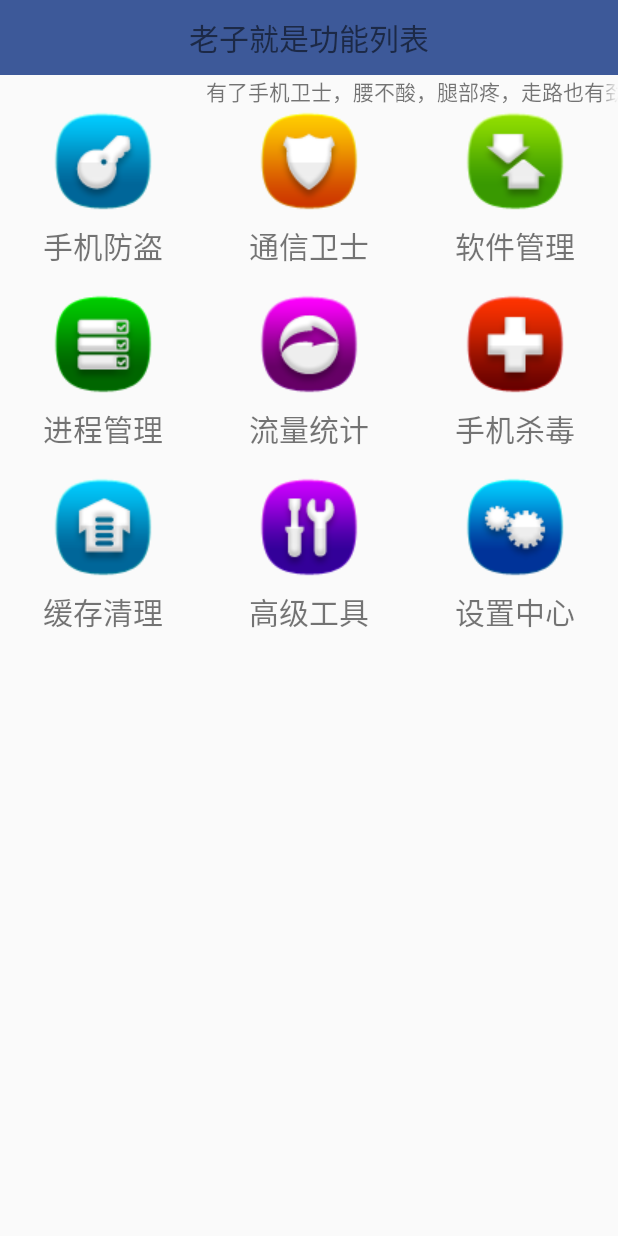
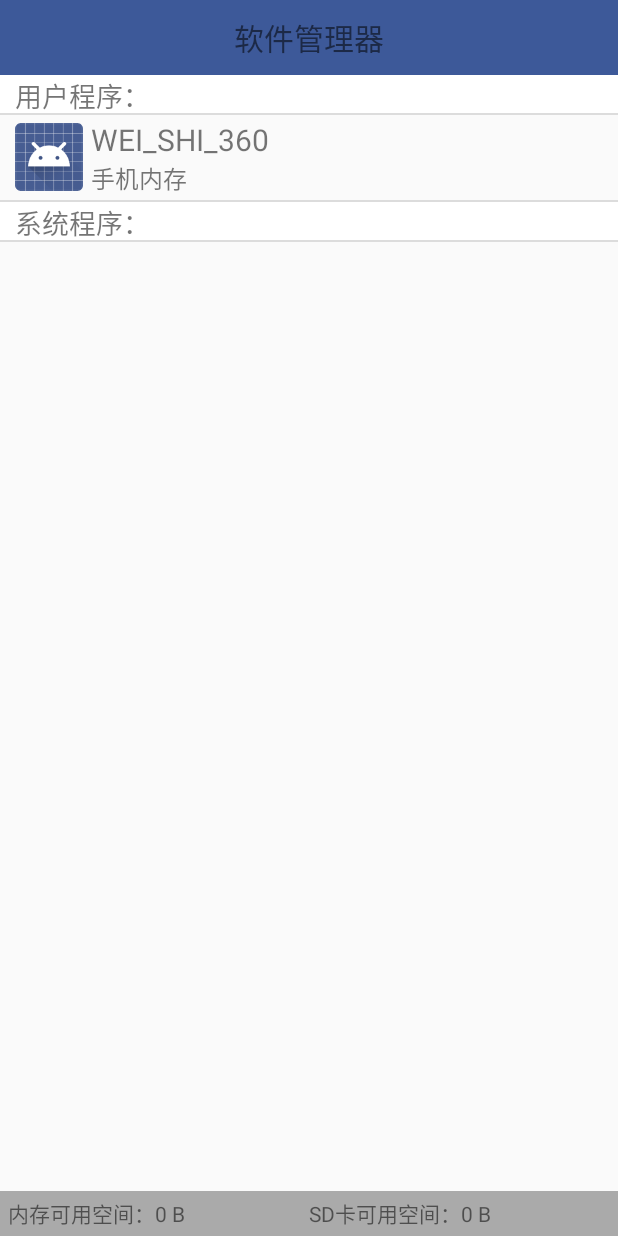
Before and after one commit to zcjxz/WEI_SHI_360, an Android app: the screen it shows after launch (HomeActivity before the commit, AppManagerActivity after it), after a tap on "软件管理", on a phone screen of 412 x 824 dp. Run offline under Robolectric (Android 15) with nearby library versions, the phone set to English and light mode, and no system bars; 2 other taps on this screen came first.

Commit message:
软件管理——弹出悬浮窗口

```diff
--- a/app/src/main/AndroidManifest.xml
+++ b/app/src/main/AndroidManifest.xml
@@ -18,6 +18,8 @@
     <uses-permission android:name="android.permission.VIBRATE" />
     <uses-permission android:name="android.permission.PROCESS_OUTGOING_CALLS" />
     <uses-permission android:name="android.permission.SYSTEM_ALERT_WINDOW" />
+    <uses-permission android:name="android.permission.READ_SMS" />
+    <uses-permission android:name="android.permission.WRITE_SMS" />
 
     <application
         android:allowBackup="true"
@@ -93,7 +95,9 @@
         <service
             android:name=".service.CallSafeService"
             android:enabled="true"
-            android:exported="true"></service>
+            android:exported="true" />
+
+        <activity android:name=".activity.AppManagerActivity"></activity>
     </application>
 
 </manifest>
--- /dev/null
+++ b/app/src/main/java/com/zcj/wei_shi_360/activity/AppManagerActivity.java
@@ -0,0 +1,262 @@
+package com.zcj.wei_shi_360.activity;
+
+import android.os.Environment;
+import android.os.Handler;
+import android.os.Message;
+import android.os.StatFs;
+import android.support.v7.app.AppCompatActivity;
+import android.os.Bundle;
+
+import android.text.format.Formatter;
+import android.util.Log;
+import android.view.Gravity;
+import android.view.MotionEvent;
+import android.view.View;
+import android.view.ViewGroup;
+import android.widget.AbsListView;
+import android.widget.AdapterView;
+import android.widget.BaseAdapter;
+import android.widget.FrameLayout;
+import android.widget.ImageView;
+import android.widget.LinearLayout;
+
+import android.widget.ListView;
+import android.widget.PopupWindow;
+import android.widget.RelativeLayout;
+import android.widget.TextView;
+
+import com.zcj.wei_shi_360.R;
+import com.zcj.wei_shi_360.bean.AppInfo;
+import com.zcj.wei_shi_360.engine.AppInfoProvider;
+
+
+
+import java.util.ArrayList;
+import java.util.List;
+
+
+public class AppManagerActivity extends AppCompatActivity {
+
+    private static final int LOADED_APPINFOS=0;
+    private TextView tv_avail_rom;
+    private TextView tv_avail_sd;
+    private ListView listView;
+    private LinearLayout loading;
+    private List<AppInfo> appInfos;
+    private List<AppInfo> userAppInfos;
+    private List<AppInfo> systemAppInfos;
+    Handler handler=new Handler(){
+        @Override
+        public void handleMessage(Message msg) {
+            super.handleMessage(msg);
+            switch (msg.what){
+                case LOADED_APPINFOS:
+                    setListViewData();
+                    loading.setVisibility(View.INVISIBLE);
+                    break;
+
+            }
+        }
+    };
+    private TextView tv_status;
+    private PopupWindow popupWindow;
+
+
+
+    @Override
+    protected void onCreate(Bundle savedInstanceState) {
+        super.onCreate(savedInstanceState);
+        setContentView(R.layout.activity_app_manager);
+        tv_avail_rom = (TextView) findViewById(R.id.tv_avail_rom);
+        tv_avail_sd = (TextView) findViewById(R.id.tv_avail_sd);
+        listView = (ListView) findViewById(R.id.lv_app_manager);
+        loading = (LinearLayout) findViewById(R.id.ll_loading);
+        tv_status = (TextView) findViewById(R.id.tv_status);
+
+        long romSize=getAvailSpace(Environment.getDataDirectory().getAbsolutePath());
+        long sdSize=getAvailSpace(Environment.getExternalStorageDirectory().getAbsolutePath());
+        tv_avail_rom.setText("内存可用空间："+ Formatter.formatFileSize(this,romSize));
+        tv_avail_sd.setText("SD卡可用空间："+ Formatter.formatFileSize(this,sdSize));
+
+        loading.setVisibility(View.VISIBLE);
+        appInfos = new ArrayList<AppInfo>();
+        new Thread(){
+            @Override
+            public void run() {
+                appInfos = AppInfoProvider.getAppInfos(AppManagerActivity.this);
+                userAppInfos=new ArrayList<AppInfo>();
+                systemAppInfos=new ArrayList<AppInfo>();
+                for (AppInfo info:appInfos){
+                    if (info.isUserApp()){
+                        userAppInfos.add(info);
+                    }else{
+                        systemAppInfos.add(info);
+                    }
+                }
+                Message msg = handler.obtainMessage();
+                msg.what=LOADED_APPINFOS;
+                handler.sendMessage(msg);
+            }
+        }.start();
+
+    }
+
+    /**
+     * 获取某个路径的可用空间
+     * @param path 要获取的路径
+     * @return 返回可用的空间的大小
+     */
+    private long getAvailSpace(String path){
+        StatFs statFs=new StatFs(path);
+        statFs.getBlockCount();//获取分区的个数
+        long size = statFs.getBlockSize();//获取分区的大小
+        long availableCount = statFs.getAvailableBlocks();//获取可用的分区的个数
+        return size*availableCount;
+    }
+
+    private class AppInfoManagerAdapter extends BaseAdapter {
+
+        @Override
+        public int getCount() {
+            return userAppInfos.size()+1+systemAppInfos.size()+1;
+        }
+
+        @Override
+        public Object getItem(int position) {
+            return position;
+        }
+
+        @Override
+        public long getItemId(int position) {
+            return position;
+        }
+
+        @Override
+        public int getItemViewType(int position) {
+            int result;
+            if (position==0||position==userAppInfos.size()+1){
+                result=1;
+            }else{
+                result=0;
+            }
+            return result;
+        }
+
+        @Override
+        public int getViewTypeCount() {
+            return 2;
+        }
+
+        @Override
+        public View getView(int position, View convertView, ViewGroup parent) {
+            AppInfo appInfo;
+            ViewHolder viewHolder;
+            int isTag = getItemViewType(position);
+            if (convertView==null) {
+                if (isTag == 1) {
+                    convertView = View.inflate(AppManagerActivity.this, R.layout.lv_app_info_dao_hang, null);
+                    viewHolder=new ViewHolder();
+                    viewHolder.tv_Tag = (TextView) convertView.findViewById(R.id.lv_app_info_dao_hang);
+                    convertView.setTag(viewHolder);
+                }else{
+                    convertView=View.inflate(AppManagerActivity.this,R.layout.list_item_appinfo,null);
+                    viewHolder=new ViewHolder();
+                    viewHolder.tv_name= (TextView) convertView.findViewById(R.id.tv_appName);
+                    viewHolder.tv_location= (TextView) convertView.findViewById(R.id.tv_appLocation);
+                    viewHolder.iv_icon= (ImageView) convertView.findViewById(R.id.iv_appIcon);
+                    convertView.setTag(viewHolder);
+                }
+            }else{
+                viewHolder= (ViewHolder) convertView.getTag();
+            }
+
+
+            if (isTag==1){
+                if (position==0){
+                    viewHolder.tv_Tag.setText("用户程序：");
+                }else{
+                    viewHolder.tv_Tag.setText("系统程序：");
+                }
+            }else{
+                if (position<=userAppInfos.size()){
+                    int newPosition=position-1;
+                    appInfo=userAppInfos.get(newPosition);
+                }else{
+                    int newPosition=position-1-userAppInfos.size()-1;
+                    appInfo=systemAppInfos.get(newPosition);
+                }
+
+                viewHolder.iv_icon.setImageDrawable(appInfo.getIcon());
+                viewHolder.tv_name.setText(appInfo.getName());
+                if(appInfo.isInRom()){
+                    viewHolder.tv_location.setText("手机内存");
+                }else{
+                    viewHolder.tv_location.setText("外部存储");
+                }
+            }
+
+            return convertView;
+        }
+    }
+    private class ViewHolder{
+        TextView tv_Tag;
+        ImageView iv_icon;
+        TextView tv_name;
+        TextView tv_location;
+    }
+    private void setListViewData(){
+        listView.setAdapter(new AppInfoManagerAdapter());
+        listView.setOnScrollListener(new AbsListView.OnScrollListener() {
+            @Override
+            public void onScrollStateChanged(AbsListView view, int scrollState) {
+
+            }
+
+            @Override
+            public void onScroll(AbsListView view, int firstVisibleItem, int visibleItemCount, int totalItemCount) {
+                dismissPopupWindow();
+                if (firstVisibleItem<=userAppInfos.size()){
+                    tv_status.setText("用户程序：");
+                }else{
+                    tv_status.setText("系统程序：");
+                }
+            }
+        });
+        listView.setOnItemClickListener(new AdapterView.OnItemClickListener() {
+            AppInfo appInfo;
+            @Override
+            public void onItemClick(AdapterView<?> parent, View view, int position, long id) {
+                if (position==0||position==userAppInfos.size()+1){
+
+                }else if(position<=userAppInfos.size()){//用户程序
+                    int newPosition=position-1;
+                    appInfo=userAppInfos.get(newPosition);
+                }else{                                  //系统程序
+                    int newPosition=position-1-userAppInfos.size()-1;
+                    appInfo=systemAppInfos.get(newPosition);
+                }
+                dismissPopupWindow();
+                TextView textView=new TextView(AppManagerActivity.this);
+                textView.setText(appInfo.getName());
+                textView.setBackgroundResource(R.color.colorAccent);
+                int[] view_location=new int[2];
+                view.getLocationInWindow(view_location);
+                popupWindow = new PopupWindow(textView, ViewGroup.LayoutParams.WRAP_CONTENT,ViewGroup.LayoutParams.WRAP_CONTENT);
+                popupWindow.showAtLocation(parent, Gravity.LEFT|Gravity.TOP,view_location[0],view_location[1]);
+            }
+        });
+
+    }
+    private void dismissPopupWindow(){
+        if (popupWindow!=null&&popupWindow.isShowing()){
+            popupWindow.dismiss();
+            popupWindow=null;
+        }
+    }
+
+    @Override
+    protected void onDestroy() {
+        dismissPopupWindow();
+        super.onDestroy();
+    }
+}
--- a/app/src/main/java/com/zcj/wei_shi_360/activity/HomeActivity.java
+++ b/app/src/main/java/com/zcj/wei_shi_360/activity/HomeActivity.java
@@ -55,6 +55,7 @@ public class HomeActivity extends AppCompatActivity {
                         break;
                     case 2:
                         //软件管理
+                        startActivity(new Intent(HomeActivity.this,AppManagerActivity.class));
                         break;
                     case 3:
                         //进程管理
--- /dev/null
+++ b/app/src/main/java/com/zcj/wei_shi_360/bean/AppInfo.java
@@ -0,0 +1,54 @@
+package com.zcj.wei_shi_360.bean;
+
+import android.graphics.drawable.Drawable;
+
+/**
+ * Created by ZCJ on 2016/5/22.
+ */
+public class AppInfo {
+    private Drawable icon;
+    private String name;
+    private String packName;
+    private boolean inRom;
+    private boolean userApp;
+
+    public Drawable getIcon() {
+        return icon;
+    }
+
+    public void setIcon(Drawable icon) {
+        this.icon = icon;
+    }
+
+    public String getName() {
+        return name;
+    }
+
+    public void setName(String name) {
+        this.name = name;
+    }
+
+    public String getPackName() {
+        return packName;
+    }
+
+    public void setPackName(String packName) {
+        this.packName = packName;
+    }
+
+    public boolean isInRom() {
+        return inRom;
+    }
+
+    public void setInRom(boolean inRom) {
+        this.inRom = inRom;
+    }
+
+    public boolean isUserApp() {
+        return userApp;
+    }
+
+    public void setUserApp(boolean userApp) {
+        this.userApp = userApp;
+    }
+}
--- /dev/null
+++ b/app/src/main/java/com/zcj/wei_shi_360/engine/AppInfoProvider.java
@@ -0,0 +1,59 @@
+package com.zcj.wei_shi_360.engine;
+
+import android.content.Context;
+import android.content.pm.ApplicationInfo;
+import android.content.pm.PackageInfo;
+import android.content.pm.PackageManager;
+import android.graphics.drawable.Drawable;
+
+import com.zcj.wei_shi_360.bean.AppInfo;
+
+import java.util.ArrayList;
+import java.util.List;
+
+/**
+ * Created by ZCJ on 2016/5/22.
+ */
+public class AppInfoProvider {
+    /**
+     * 获取所有安装的应用程序信息
+     * @return 返回AppInfo的list
+     */
+    public static List<AppInfo> getAppInfos(Context context){
+        PackageManager packageManager=context.getPackageManager();
+        List<AppInfo> appInfos=new ArrayList<AppInfo>();
+        //获取所有装在手机上的应用程序的信息
+        List<PackageInfo> packageInfos = packageManager.getInstalledPackages(0);
+        for (PackageInfo packageInfo:packageInfos){
+            AppInfo appInfo=new AppInfo();
+            //packageInfo 相当于一个app的清单文件
+            String packageName = packageInfo.packageName;
+            //获取app的名称和图标
+            ApplicationInfo applicationInfo = packageInfo.applicationInfo;
+            String name = applicationInfo.loadLabel(packageManager).toString();
+            Drawable icon = applicationInfo.loadIcon(packageManager);
+            int flags = applicationInfo.flags;
+//            if((flags&ApplicationInfo.FLAG_SYSTEM)==0){
+//                //用户程序
+//                appInfo.setUserApp(true);
+//            }else{
+//                //系统程序
+//                appInfo.setUserApp(false);
+//            }
+            appInfo.setUserApp((flags&ApplicationInfo.FLAG_SYSTEM)==0);
+//            if ((flags&ApplicationInfo.FLAG_EXTERNAL_STORAGE)==0){
+//                //程序安装在手机内存
+//                appInfo.setInRom(true);
+//            }else{
+//                //程序安装在SD卡
+//                appInfo.setInRom(false);
+//            }
+            appInfo.setInRom((flags&ApplicationInfo.FLAG_EXTERNAL_STORAGE)==0);
+            appInfo.setIcon(icon);
+            appInfo.setName(name);
+            appInfo.setPackName(packageName);
+            appInfos.add(appInfo);
+        }
+        return appInfos;
+    }
+}
--- /dev/null
+++ b/app/src/main/res/layout/activity_app_manager.xml
@@ -0,0 +1,74 @@
+<?xml version="1.0" encoding="utf-8"?>
+<LinearLayout xmlns:android="http://schemas.android.com/apk/res/android"
+    xmlns:tools="http://schemas.android.com/tools"
+    android:layout_width="match_parent"
+    android:layout_height="match_parent"
+    android:orientation="vertical"
+    tools:context="com.zcj.wei_shi_360.activity.AppManagerActivity">
+    <TextView
+        style="@style/TitleStyle"
+        android:text="软件管理器"/>
+    <FrameLayout
+        android:layout_width="match_parent"
+        android:layout_height="0dp"
+        android:layout_weight="1">
+        <LinearLayout
+            android:id="@+id/ll_loading"
+            android:layout_width="match_parent"
+            android:layout_height="match_parent"
+            android:gravity="center"
+            android:visibility="invisible">
+            <ProgressBar
+                android:layout_width="wrap_content"
+                android:layout_height="wrap_content" />
+            <TextView
+                android:layout_width="wrap_content"
+                android:layout_height="wrap_content"
+                android:text="正在加载"
+                />
+        </LinearLayout>
+        <FrameLayout
+            android:layout_width="match_parent"
+            android:layout_height="match_parent"
+            >
+
+            <ListView
+                android:id="@+id/lv_app_manager"
+                android:layout_width="match_parent"
+                android:layout_height="match_parent">
+            </ListView>
+            <TextView
+                android:id="@+id/tv_status"
+                android:layout_width="match_parent"
+                android:layout_height="25dp"
+                android:textSize="18sp"
+                android:text=""
+                android:paddingLeft="10dp"
+                android:gravity="center_vertical"
+                android:background="#fff"/>
+        </FrameLayout>
+
+
+    </FrameLayout>
+    <LinearLayout
+        android:background="@android:color/darker_gray"
+        android:layout_width="match_parent"
+        android:layout_height="30dp"
+        android:orientation="horizontal"
+        android:gravity="center_vertical">
+        <TextView
+            android:paddingLeft="5dp"
+            android:id="@+id/tv_avail_rom"
+            android:layout_weight="1"
+            android:layout_width="0dp"
+            android:layout_height="wrap_content"
+            android:text="内存可用："/>
+        <TextView
+            android:id="@+id/tv_avail_sd"
+            android:layout_weight="1"
+            android:layout_width="0dp"
+            android:text="SD卡可用："
+            android:layout_height="wrap_content" />
+    </LinearLayout>
+
+</LinearLayout>
--- /dev/null
+++ b/app/src/main/res/layout/list_item_appinfo.xml
@@ -0,0 +1,36 @@
+<?xml version="1.0" encoding="utf-8"?>
+<RelativeLayout xmlns:android="http://schemas.android.com/apk/res/android"
+    android:layout_width="match_parent"
+    android:layout_height="match_parent"
+    android:paddingBottom="5dp">
+    <ImageView
+        android:id="@+id/iv_appIcon"
+        android:layout_width="45dp"
+        android:layout_height="45dp"
+        android:layout_marginLeft="10dp"
+        android:layout_marginRight="5dp"
+        android:layout_centerVertical="true"
+        android:src="@mipmap/ic_launcher"/>
+    <LinearLayout
+        android:layout_width="wrap_content"
+        android:layout_height="wrap_content"
+        android:orientation="vertical"
+        android:layout_toRightOf="@id/iv_appIcon"
+        android:layout_centerVertical="true">
+        <TextView
+            android:id="@+id/tv_appName"
+            android:layout_width="wrap_content"
+            android:layout_height="wrap_content"
+            android:singleLine="true"
+            android:ellipsize="end"
+            android:textSize="20sp"
+            android:text="程序的名称"/>
+        <TextView
+            android:id="@+id/tv_appLocation"
+            android:layout_width="wrap_content"
+            android:layout_height="wrap_content"
+            android:textSize="16sp"
+            android:text="安装位置"/>
+    </LinearLayout>
+
+</RelativeLayout>
--- /dev/null
+++ b/app/src/main/res/layout/lv_app_info_dao_hang.xml
@@ -0,0 +1,14 @@
+<?xml version="1.0" encoding="utf-8"?>
+<LinearLayout xmlns:android="http://schemas.android.com/apk/res/android"
+    android:layout_width="match_parent"
+    android:layout_height="25dp">
+    <TextView
+        android:id="@+id/lv_app_info_dao_hang"
+        android:layout_width="match_parent"
+        android:layout_height="25dp"
+        android:textSize="18sp"
+        android:text="导航栏"
+        android:paddingLeft="10dp"
+        android:gravity="center_vertical"
+        android:background="#fff"/>
+</LinearLayout>
--- a/app/src/main/res/values/colors.xml
+++ b/app/src/main/res/values/colors.xml
@@ -3,4 +3,5 @@
     <color name="colorPrimary">#3F51B5</color>
     <color name="colorPrimaryDark">#303F9F</color>
     <color name="colorAccent">#FF4081</color>
+    <color name="colorWhite">#FFF</color>
 </resources>
```
Also changed, not shown: app/src/main/java/com/zcj/wei_shi_360/activity/AToolsActivity.java (+76 -2 lines), app/src/main/java/com/zcj/wei_shi_360/utils/SmsUtils.java (added, +117 -0 lines), app/src/main/res/layout/activity_atools.xml (+10 -1 lines), app/src/main/java/com/zcj/wei_shi_360/activity/CallSafeActivity.java (line endings or trailing spaces).
